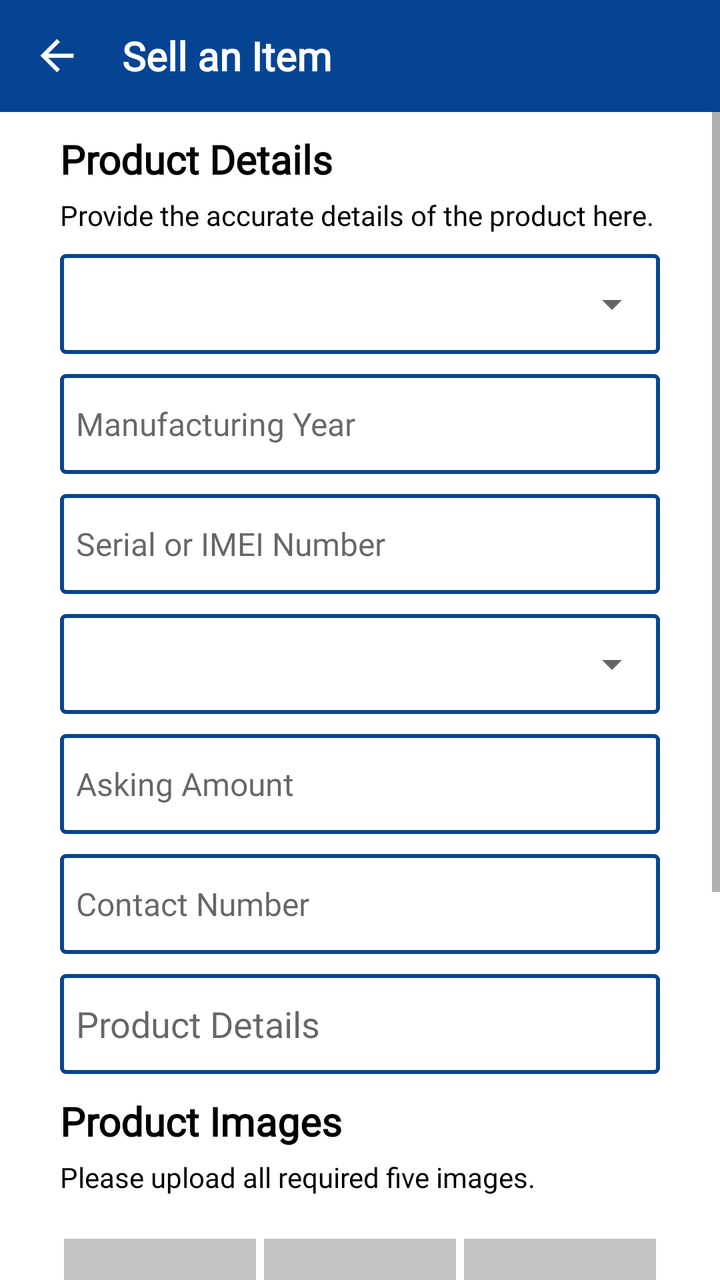
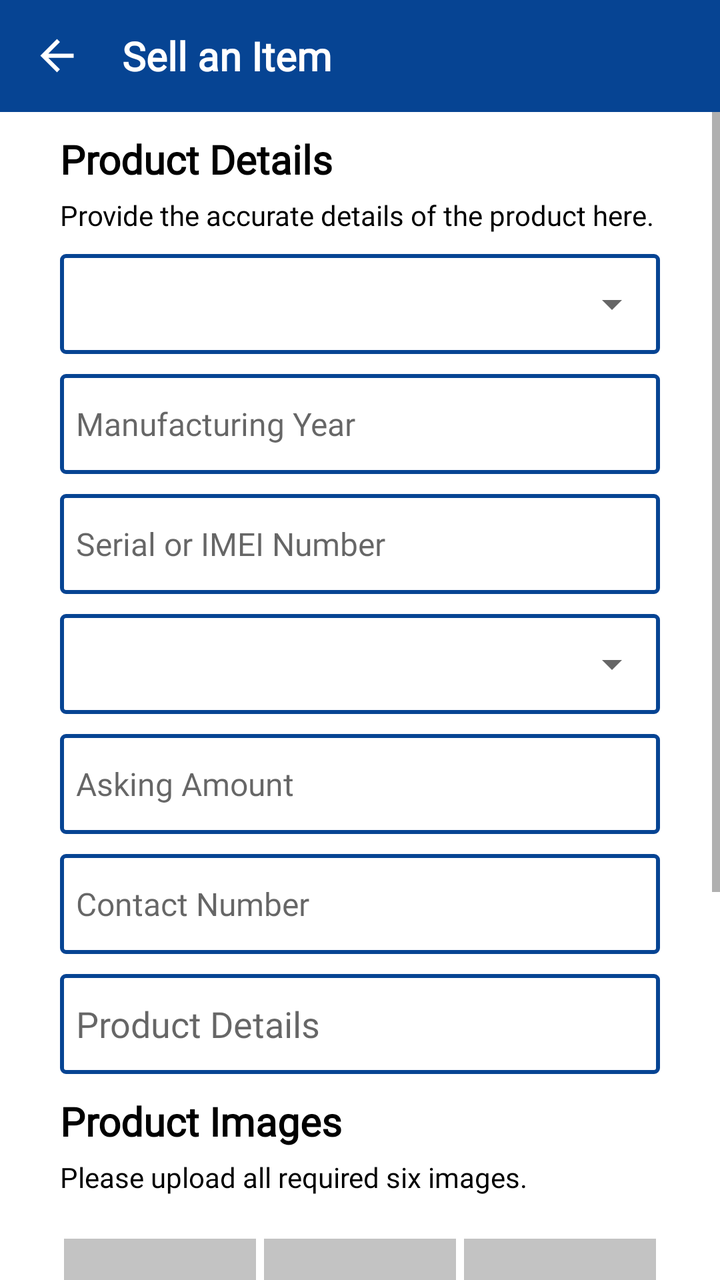

Two renders of the same Android screen: before a commit and after it. Below are the layout's source before the change and the commit's diff.
<!-- AndroidManifest.xml: application theme Theme.MGXChange -->
<!-- res/layout/activity_add_product_to_sell.xml -->
<?xml version="1.0" encoding="utf-8"?>
<LinearLayout xmlns:android="http://schemas.android.com/apk/res/android"
    xmlns:app="http://schemas.android.com/apk/res-auto"
    xmlns:tools="http://schemas.android.com/tools"
    android:layout_width="match_parent"
    android:layout_height="match_parent"
    android:orientation="vertical"
    tools:context=".activities.AddProductToSell">

    <androidx.appcompat.widget.Toolbar
        android:id="@+id/toolbar_product_details"
        android:layout_width="match_parent"
        android:layout_height="?attr/actionBarSize"
        android:background="?attr/colorPrimary"
        app:popupTheme="@style/AppTheme.PopupOverlay">

        <RelativeLayout
            android:layout_width="match_parent"
            android:layout_height="match_parent">

            <TextView
                android:id="@+id/title_toolbar"
                android:layout_width="wrap_content"
                android:layout_height="wrap_content"
                android:layout_centerVertical="true"
                android:layout_toEndOf="@id/img_btn_back"
                android:layout_toRightOf="@id/img_btn_back"
                android:fontFamily="@font/sf_regular"
                android:text="@string/toolbar_sell_item"
                android:textColor="@color/white"
                android:textSize="20sp"
                android:textStyle="bold" />

            <ImageView
                android:id="@+id/img_btn_back"
                android:layout_width="25dp"
                android:layout_height="35dp"
                android:layout_alignParentStart="true"
                android:layout_alignParentLeft="true"
                android:layout_centerInParent="true"
                android:layout_marginEnd="20dp"
                android:layout_marginRight="20dp"
                android:src="@drawable/ic_back_button" />
        </RelativeLayout>
    </androidx.appcompat.widget.Toolbar>

    <ScrollView
        android:layout_width="match_parent"
        android:layout_height="match_parent">

        <LinearLayout
            android:layout_width="match_parent"
            android:layout_height="wrap_content"
            android:background="@color/white"
            android:orientation="vertical">

            <TextView
                android:id="@+id/tv_customer_complain_header"
                android:layout_width="wrap_content"
                android:layout_height="wrap_content"
                android:layout_marginLeft="30dp"
                android:layout_marginTop="10dp"
                android:layout_marginRight="30dp"
                android:fontFamily="@font/sf_bold"
                android:text="@string/product_header_product_details"
                android:textColor="@color/black"
                android:textSize="20sp"
                android:textStyle="bold" />

            <TextView
                android:id="@+id/tv_customer_complain_header_below"
                android:layout_width="wrap_content"
                android:layout_height="wrap_content"
                android:layout_marginLeft="30dp"
                android:layout_marginTop="5dp"
                android:layout_marginRight="30dp"
                android:fontFamily="@font/sf_regular"
                android:text="@string/text_product_header"
                android:textColor="@color/black" />

            <LinearLayout
                android:layout_width="match_parent"
                android:layout_height="wrap_content"
                android:layout_marginLeft="30dp"
                android:layout_marginTop="10dp"
                android:layout_marginRight="30dp"
                android:background="@drawable/custom_et_all"
                android:orientation="vertical">

                <Spinner
                    android:id="@+id/spProductType"
                    android:layout_width="match_parent"
                    android:layout_height="50dp"
                    android:padding="4dp"
                    android:spinnerMode="dropdown" />

            </LinearLayout>

            <EditText
                android:id="@+id/etProductYear"
                android:layout_width="match_parent"
                android:layout_height="50dp"
                android:layout_marginLeft="30dp"
                android:layout_marginTop="10dp"
                android:layout_marginRight="30dp"
                android:background="@drawable/custom_et_all"
                android:fontFamily="@font/sf_regular"
                android:hint="@string/product_year_text"
                android:inputType="text"
                android:maxLines="1"
                android:padding="8dp"
                android:textSize="16sp" />

            <EditText
                android:id="@+id/etProductSerial"
                android:layout_width="match_parent"
                android:layout_height="50dp"
                android:layout_marginLeft="30dp"
                android:layout_marginTop="10dp"
                android:layout_marginRight="30dp"
                android:background="@drawable/custom_et_all"
                android:fontFamily="@font/sf_regular"
                android:hint="@string/complain_item_serial_or_imei"
                android:inputType="text"
                android:maxLines="1"
                android:padding="8dp"
                android:textSize="16sp" />

            <LinearLayout
                android:layout_width="match_parent"
                android:layout_height="wrap_content"
                android:layout_marginLeft="30dp"
                android:layout_marginTop="10dp"
                android:layout_marginRight="30dp"
                android:background="@drawable/custom_et_all"
                android:orientation="vertical">

                <Spinner
                    android:id="@+id/spProductCondition"
                    android:layout_width="match_parent"
                    android:layout_height="50dp"
                    android:padding="4dp"
                    android:spinnerMode="dropdown" />
            </LinearLayout>

            <EditText
                android:id="@+id/etAskingAmount"
                android:layout_width="match_parent"
                android:layout_height="50dp"
                android:layout_marginLeft="30dp"
                android:layout_marginTop="10dp"
                android:layout_marginRight="30dp"
                android:background="@drawable/custom_et_all"
                android:fontFamily="@font/sf_regular"
                android:hint="@string/required_loan_amount_text"
                android:inputType="text"
                android:maxLines="1"
                android:padding="8dp"
                android:paddingTop="8dp"
                android:textSize="16sp" />

            <EditText
                android:id="@+id/etContactNumber"
                android:layout_width="match_parent"
                android:layout_height="50dp"
                android:layout_marginLeft="30dp"
                android:layout_marginTop="10dp"
                android:layout_marginRight="30dp"
                android:background="@drawable/custom_et_all"
                android:fontFamily="@font/sf_regular"
                android:hint="@string/contact"
                android:inputType="phone"
                android:padding="8dp"
                android:textSize="16sp" />

            <EditText
                android:id="@+id/etProductDetails"
                android:layout_width="match_parent"
                android:layout_height="50dp"
                android:layout_marginLeft="30dp"
                android:layout_marginTop="10dp"
                android:layout_marginRight="30dp"
                android:background="@drawable/custom_et_all"
                android:fontFamily="@font/sf_regular"
                android:hint="@string/complain_product_detail"
                android:inputType="text"
                android:padding="8dp"
                android:textSize="18sp" />

            <TextView
                android:id="@+id/tv_product_images_header"
                android:layout_width="wrap_content"
                android:layout_height="wrap_content"
                android:layout_marginLeft="30dp"
                android:layout_marginTop="10dp"
                android:layout_marginRight="30dp"
                android:fontFamily="@font/sf_bold"
                android:text="@string/product_image_header"
                android:textColor="@color/black"
                android:textSize="20sp"
                android:textStyle="bold" />

            <TextView
                android:id="@+id/tv_product_images_text"
                android:layout_width="wrap_content"
                android:layout_height="wrap_content"
                android:layout_marginLeft="30dp"
                android:layout_marginTop="5dp"
                android:layout_marginRight="30dp"
                android:fontFamily="@font/sf_regular"
                android:text="@string/product_image_text"
                android:textColor="@color/black" />

            <LinearLayout
                android:layout_width="match_parent"
                android:layout_height="wrap_content"
                android:layout_marginLeft="30dp"
                android:layout_marginRight="30dp"
                android:gravity="center"
                android:orientation="horizontal"
                android:weightSum="3">

                <RelativeLayout
                    android:layout_width="0dp"
                    android:layout_height="wrap_content"
                    android:layout_marginLeft="2dp"
                    android:layout_marginTop="5dp"
                    android:layout_marginRight="2dp"
                    android:layout_weight="1">

                    <ImageView
                        android:id="@+id/ivProductImage1"
                        android:layout_width="100dp"
                        android:layout_height="100dp"
                        android:layout_centerInParent="true"
                        android:src="@drawable/image_default" />

                    <ImageView
                        android:id="@+id/ivProductImageChoose1"
                        android:layout_width="40dp"
                        android:layout_height="40dp"
                        android:layout_alignParentEnd="true"
                        android:layout_alignParentRight="true"
                        android:layout_alignParentBottom="true"
                        android:clickable="true"
                        android:focusable="true"
                        android:src="@drawable/ic_add_a_photo" />
                </RelativeLayout>

                <RelativeLayout
                    android:layout_width="0dp"
                    android:layout_height="wrap_content"
                    android:layout_marginLeft="2dp"
                    android:layout_marginTop="5dp"
                    android:layout_marginRight="2dp"
                    android:layout_weight="1">

                    <ImageView
                        android:id="@+id/ivProductImage2"
                        android:layout_width="100dp"
                        android:layout_height="100dp"
                        android:layout_centerInParent="true"
                        android:src="@drawable/image_default" />

                    <ImageView
                        android:id="@+id/ivProductImageChoose2"
                        android:layout_width="40dp"
                        android:layout_height="40dp"
                        android:layout_alignParentEnd="true"
                        android:layout_alignParentRight="true"
                        android:layout_alignParentBottom="true"
                        android:clickable="true"
                        android:focusable="true"
                        android:src="@drawable/ic_add_a_photo" />
                </RelativeLayout>

                <RelativeLayout
                    android:layout_width="0dp"
                    android:layout_height="wrap_content"
                    android:layout_marginLeft="2dp"
                    android:layout_marginTop="5dp"
                    android:layout_marginRight="2dp"
                    android:layout_weight="1">

                    <ImageView
                        android:id="@+id/ivProductImage3"
                        android:layout_width="100dp"
                        android:layout_height="100dp"
                        android:layout_centerInParent="true"
                        android:src="@drawable/image_default" />

                    <ImageView
                        android:id="@+id/ivProductImageChoose3"
                        android:layout_width="40dp"
                        android:layout_height="40dp"
                        android:layout_alignParentEnd="true"
                        android:layout_alignParentRight="true"
                        android:layout_alignParentBottom="true"
                        android:clickable="true"
                        android:focusable="true"
                        android:src="@drawable/ic_add_a_photo" />
                </RelativeLayout>
            </LinearLayout>

            <LinearLayout
                android:layout_width="match_parent"
                android:layout_height="wrap_content"
                android:layout_marginLeft="30dp"
                android:layout_marginRight="30dp"
                android:gravity="center"
                android:orientation="horizontal"
                android:baselineAligned="false"
                android:weightSum="3">

                <RelativeLayout
                    android:layout_width="0dp"
                    android:layout_height="wrap_content"
                    android:layout_marginLeft="2dp"
                    android:layout_marginTop="5dp"
                    android:layout_marginRight="2dp"
                    android:layout_weight="1">

                    <ImageView
                        android:id="@+id/ivProductImage4"
                        android:layout_width="100dp"
                        android:layout_height="100dp"
                        android:layout_centerInParent="true"
                        android:src="@drawable/image_default" />

                    <ImageView
                        android:id="@+id/ivProductImageChoose4"
                        android:layout_width="40dp"
                        android:layout_height="40dp"
                        android:layout_alignParentEnd="true"
                        android:layout_alignParentRight="true"
                        android:layout_alignParentBottom="true"
                        android:clickable="true"
                        android:focusable="true"
                        android:src="@drawable/ic_add_a_photo" />
                </RelativeLayout>

                <RelativeLayout
                    android:layout_width="0dp"
                    android:layout_height="wrap_content"
                    android:layout_marginLeft="2dp"
                    android:layout_marginTop="5dp"
                    android:layout_marginRight="2dp"
                    android:layout_weight="1">

                    <ImageView
                        android:id="@+id/ivProductImage5"
                        android:layout_width="100dp"
                        android:layout_height="100dp"
                        android:layout_centerInParent="true"
                        android:src="@drawable/image_default" />

                    <ImageView
                        android:id="@+id/ivProductImageChoose5"
                        android:layout_width="40dp"
                        android:layout_height="40dp"
                        android:layout_alignParentEnd="true"
                        android:layout_alignParentRight="true"
                        android:layout_alignParentBottom="true"
                        android:clickable="true"
                        android:focusable="true"
                        android:src="@drawable/ic_add_a_photo" />
                </RelativeLayout>
            </LinearLayout>

            <Button
                android:id="@+id/btnSubmitProduct"
                android:layout_width="match_parent"
                android:layout_height="wrap_content"
                android:layout_marginLeft="30dp"
                android:layout_marginTop="20dp"
                android:layout_marginRight="30dp"
                android:layout_marginBottom="50dp"
                android:background="@drawable/custom_btn_bg"
                android:fontFamily="@font/sf_regular"
                android:padding="8dp"
                android:text="@string/post_product"
                android:textAllCaps="false"
                android:textColor="@color/white"
                android:textSize="18sp" />
        </LinearLayout>
    </ScrollView>

</LinearLayout>
<!-- resources referenced by this layout -->
<resources>
  <color name="black">#000000</color>
  <color name="white">#FFFFFF</color>
  <!-- drawable custom_btn_bg (drawable) -->
  <?xml version="1.0" encoding="utf-8"?>
  <shape xmlns:android="http://schemas.android.com/apk/res/android">
  
      <solid
          android:color="@color/colorPrimary"
          />
  
  </shape>
  <!-- drawable custom_et_all (drawable) -->
  <?xml version="1.0" encoding="utf-8"?>
  <shape xmlns:android="http://schemas.android.com/apk/res/android">
  
      <solid
          android:color="@color/white"
          />
      <stroke
          android:color="@color/colorPrimary"
          android:width="2dp"
          />
      <corners
          android:radius="2dp"
          />
  </shape>
  <!-- drawable ic_add_a_photo (drawable) -->
  <vector android:height="24dp" android:tint="#064493"
      android:viewportHeight="24" android:viewportWidth="24"
      android:width="24dp" xmlns:android="http://schemas.android.com/apk/res/android">
      <path android:fillColor="@android:color/white" android:pathData="M3,4V1h2v3h3v2H5v3H3V6H0V4H3zM6,10V7h3V4h7l1.83,2H21c1.1,0 2,0.9 2,2v12c0,1.1 -0.9,2 -2,2H5c-1.1,0 -2,-0.9 -2,-2V10H6zM13,19c2.76,0 5,-2.24 5,-5s-2.24,-5 -5,-5s-5,2.24 -5,5S10.24,19 13,19zM9.8,14c0,1.77 1.43,3.2 3.2,3.2s3.2,-1.43 3.2,-3.2s-1.43,-3.2 -3.2,-3.2S9.8,12.23 9.8,14z"/>
  </vector>
  <!-- drawable ic_back_button (drawable) -->
  <vector android:height="24dp" android:tint="#FFFFFF"
      android:viewportHeight="24.0" android:viewportWidth="24.0"
      android:width="24dp" xmlns:android="http://schemas.android.com/apk/res/android">
      <path android:fillColor="#FF000000" android:pathData="M20,11H7.83l5.59,-5.59L12,4l-8,8 8,8 1.41,-1.41L7.83,13H20v-2z"/>
  </vector>
  <!-- drawable image_default: jpg bitmap (drawable, 10460 bytes) -->
  <string name="complain_item_serial_or_imei">Serial or IMEI Number</string>
  <string name="complain_product_detail">Product Details</string>
  <string name="contact">Contact Number</string>
  <string name="post_product">Post</string>
  <string name="product_header_product_details">Product Details</string>
  <string name="product_image_header">Product Images</string>
  <string name="product_image_text">Please upload all required five images.</string>
  <string name="product_year_text">Manufacturing Year</string>
  <string name="required_loan_amount_text">Asking Amount</string>
  <string name="text_product_header">Provide the accurate details of the product here.</string>
  <string name="toolbar_sell_item">Sell an Item</string>
  <style name="AppTheme.PopupOverlay" parent="ThemeOverlay.AppCompat.Light" />
  <style name="Theme.MGXChange" parent="Theme.MaterialComponents.DayNight.NoActionBar">
          
          <item name="colorPrimary">@color/colorPrimary</item>
          <item name="colorPrimaryVariant">@color/colorPrimaryDark</item>
          <item name="colorOnPrimary">@color/white</item>
          
          <item name="colorSecondary">@color/colorPrimary</item>
          <item name="colorSecondaryVariant">@color/colorPrimaryDark</item>
          <item name="colorOnSecondary">@color/black</item>
          
          <item name="android:statusBarColor" tools:targetApi="l">?attr/colorPrimaryVariant</item>
          
      </style>
  <color name="colorPrimary">#064493</color>
  <style name="Theme.MaterialComponents.DayNight.NoActionBar">
          <item name="windowActionBar">false</item>
          <item name="windowNoTitle">true</item>
      </style>
  <color name="colorPrimaryDark">#073E85</color>
</resources>

<!-- the commit's change to res/layout/activity_add_product_to_sell.xml (unified diff, before → after) -->
@@ -365,6 +365,32 @@
                         android:focusable="true"
                         android:src="@drawable/ic_add_a_photo" />
                 </RelativeLayout>
+                <RelativeLayout
+                    android:layout_width="0dp"
+                    android:layout_height="wrap_content"
+                    android:layout_marginLeft="2dp"
+                    android:layout_marginTop="5dp"
+                    android:layout_marginRight="2dp"
+                    android:layout_weight="1">
+
+                    <ImageView
+                        android:id="@+id/ivProductImage6"
+                        android:layout_width="100dp"
+                        android:layout_height="100dp"
+                        android:layout_centerInParent="true"
+                        android:src="@drawable/image_default" />
+
+                    <ImageView
+                        android:id="@+id/ivProductImageChoose6"
+                        android:layout_width="40dp"
+                        android:layout_height="40dp"
+                        android:layout_alignParentEnd="true"
+                        android:layout_alignParentRight="true"
+                        android:layout_alignParentBottom="true"
+                        android:clickable="true"
+                        android:focusable="true"
+                        android:src="@drawable/ic_add_a_photo" />
+                </RelativeLayout>
             </LinearLayout>
 
             <Button
<!-- resource entries referenced after the edit -->
@@ -45,7 +45,7 @@
   <string name="post_product">Post</string>
   <string name="product_header_product_details">Product Details</string>
   <string name="product_image_header">Product Images</string>
-  <string name="product_image_text">Please upload all required five images.</string>
+  <string name="product_image_text">Please upload all required six images.</string>
   <string name="product_year_text">Manufacturing Year</string>
   <string name="required_loan_amount_text">Asking Amount</string>
   <string name="text_product_header">Provide the accurate details of the product here.</string>
